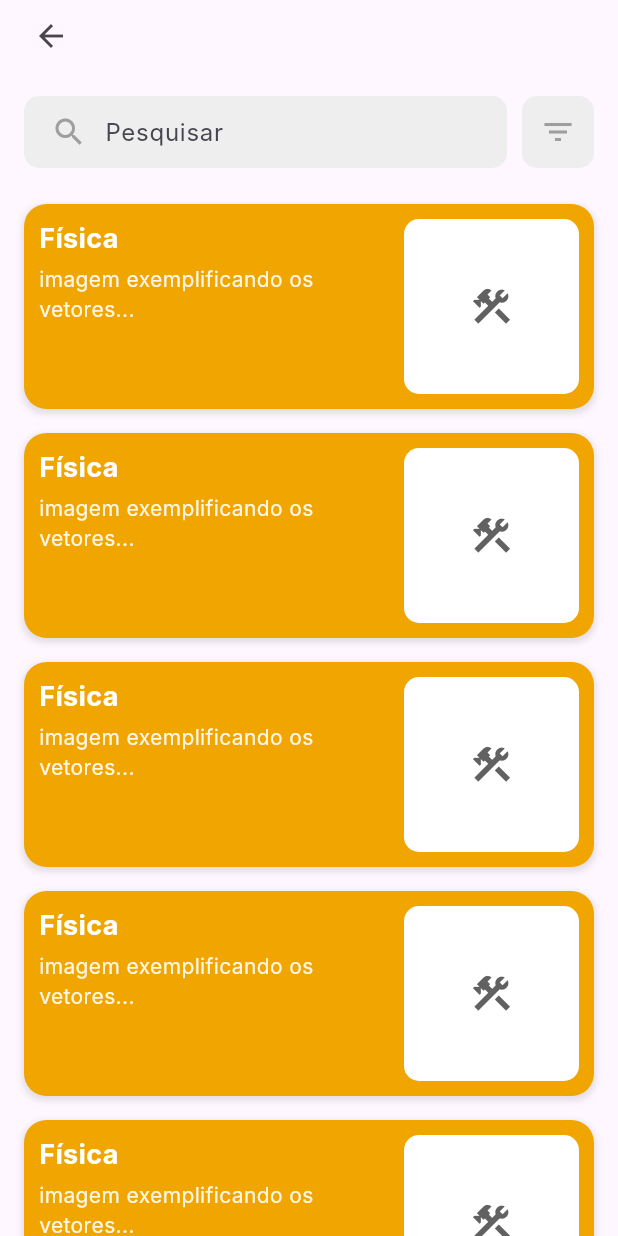
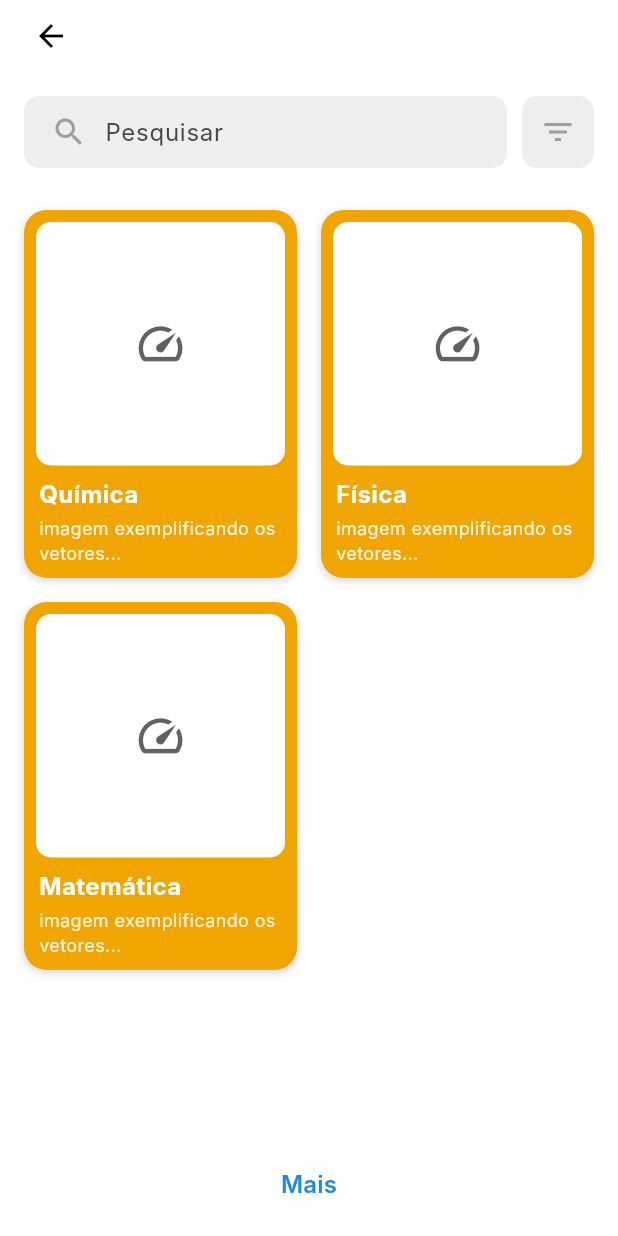
Before and after one commit to tokujiTO/PII4S_images_generator, a Flutter app: the HistoryPage screen opened by its route, on a phone screen of 412 x 824 dp. Run offline on Flutter 3.47's test engine with Material 3 defaults, Android fonts, the phone set to English and light mode, and no system bars; our stand-ins replace device_preview, flutter_screenutil; Roboto replaces fonts that are missing (Inter).

Commit message:
feat: History container change

```diff
--- a/lib/app/pages/history_page_view.dart
+++ b/lib/app/pages/history_page_view.dart
@@ -1,22 +1,3 @@
-// import 'package:flutter/material.dart';
-
-// class HistoryPage extends StatefulWidget {
-//   const HistoryPage({super.key});
-
-//   @override
-//   State<HistoryPage> createState() => _HistoryPageState();
-// }
-
-// class _HistoryPageState extends State<HistoryPage> {
-//   @override
-//   Widget build(BuildContext context) {
-//     return Scaffold(
-//       appBar: AppBar(title: const Text('History Page')),
-//       body: const Center(child: Text('Welcome to the History Page!')),
-//     );
-//   }
-// }
-
 import 'package:flutter/material.dart';
 
 class HistoryPage extends StatefulWidget {
@@ -27,27 +8,29 @@ class HistoryPage extends StatefulWidget {
 }
 
 class _HistoryPageState extends State<HistoryPage> {
-  // Dados de exemplo para popular a lista
-  final List<String> _subjects = List.generate(
-      6, (index) => 'Física'); // 6 itens para replicar a primeira imagem
+  final List<String> _subjects = [
+    'Química', 'Física', 'Matemática',
+  ];
+  // modal de filtro
+  String? _selectedSubject = 'Química';
+  String? _selectedType = 'Realismo';
 
-  // Cor personalizada para o fundo laranja/âmbar (baseado na imagem)
+  // Cores
   static const Color _cardBackgroundColor = Color(0xFFF0A500);
+  static const Color _headerColor = Color(0xFF4DB6AC);
 
-  // Widget reutilizável para o item de conteúdo (o card laranja)
+  //widgte card
   Widget _buildContentCard({
     required String subject,
     required String description,
   }) {
-    return Padding(
-      padding: const EdgeInsets.symmetric(horizontal: 16.0, vertical: 8.0),
-      child: Container(
-        // O Container principal é o card laranja/âmbar
+    return Container(
+      margin: const EdgeInsets.all(4.0),
       decoration: BoxDecoration(
         color: _cardBackgroundColor,
-          borderRadius: BorderRadius.circular(15.0), // Cantos arredondados
+        borderRadius: BorderRadius.circular(15.0),
+
         boxShadow: [
-            // Sombra sutil para dar profundidade, opcional
           BoxShadow(
             color: Colors.black.withOpacity(0.1),
             spreadRadius: 1,
@@ -56,72 +39,202 @@ class _HistoryPageState extends State<HistoryPage> {
           ),
         ],
       ),
-        child: Padding(
-          padding: const EdgeInsets.all(10.0), // Espaçamento interno do card
-          child: Row(
-            crossAxisAlignment: CrossAxisAlignment.start,
-            children: [
-              // Coluna para o texto (Física + descrição)
-              Expanded(
-                flex: 2,
       child: Column(
         crossAxisAlignment: CrossAxisAlignment.start,
         children: [
-                    Text(
-                      subject,
-                      style: const TextStyle(
-                        color: Colors.white,
-                        fontSize: 18,
-                        fontWeight: FontWeight.bold,
-                      ),
-                    ),
-                    const SizedBox(height: 4),
-                    Text(
-                      description,
-                      style: TextStyle(
-                        color: Colors.white.withOpacity(0.9),
-                        fontSize: 14,
-                      ),
-                      maxLines: 2,
-                      overflow: TextOverflow.ellipsis,
-                    ),
-                  ],
-                ),
-              ),
-              const SizedBox(width: 10),
-
-              // O Container branco com a 'imagem' do vetor
+          // Área da Imagem Branca
           Expanded(
-                flex: 1,
+            child: Padding(
+              padding: const EdgeInsets.all(8.0),
               child: Container(
-                  padding: const EdgeInsets.all(5.0),
+                width: double.infinity,
                 decoration: BoxDecoration(
                   color: Colors.white, // Fundo branco
-                    borderRadius: BorderRadius.circular(10.0), // Cantos arredondados
+                  borderRadius: BorderRadius.circular(10.0),
                 ),
-                  // Placeholder para a imagem, usando um ícone simples para simular o desenho
-                  child: AspectRatio(
-                    aspectRatio: 1.0, // Para manter o card da imagem quadrado
                 child: Center(
-                      // Este é um placeholder do diagrama vetorial
-                      // Na aplicação real, você usaria um Image.asset ou outro widget de imagem aqui
+                  // Placeholder para a imagem/diagrama de vetores
                   child: Icon(
-                        Icons.construction, // Exemplo de Ícone que remete a um diagrama
+                    Icons.speed,
                     color: Colors.grey[700],
-                        size: 30,
+                    size: 35, // Tamanho menor para caber no grid
                   ),
                 ),
               ),
             ),
           ),
+
+          // Texto card
+          Padding(
+            padding: const EdgeInsets.symmetric(horizontal: 10.0),
+            child: Text(
+              subject,
+              style: const TextStyle(
+                color: Colors.white,
+                fontSize: 16,
+                fontWeight: FontWeight.bold,
+              ),
+              maxLines: 1,
+              overflow: TextOverflow.ellipsis,
+            ),
+          ),
+          const SizedBox(height: 2),
+
+
+          Padding(
+            padding: const EdgeInsets.fromLTRB(10.0, 0, 10.0, 8.0),
+            child: Text(
+              description,
+              style: TextStyle(
+                color: Colors.white.withOpacity(0.9),
+                fontSize: 12,
+              ),
+              maxLines: 2,
+              overflow: TextOverflow.ellipsis,
+            ),
+          ),
+        ],
+      ),
+    );
+  }
+
+  // WIDGETS
+  void _showFilterModal(BuildContext context) {
+    showModalBottomSheet(
+      context: context,
+      builder: (BuildContext context) {
+        return StatefulBuilder(
+          builder: (BuildContext context, StateSetter setModalState) {
+            return _buildFilterContent(context, setModalState);
+          },
+        );
+      },
+      isScrollControlled: true,
+      backgroundColor: Colors.transparent,
+    );
+  }
+
+  Widget _buildFilterContent(BuildContext context, StateSetter setModalState) {
+    final List<String> subjects = [ 'Física', 'Química', 'Matemática'];
+    final List<String> imageTypes = ['Realismo', 'Arte de rua', 'Psicodélico', 'Desenho animado'];
+
+    return Container(
+      height: MediaQuery.of(context).size.height * 0.7,
+      decoration: const BoxDecoration(
+        color: Colors.white,
+        borderRadius: BorderRadius.only(
+          topLeft: Radius.circular(25.0),
+          topRight: Radius.circular(25.0),
+        ),
+      ),
+      child: Column(
+        children: [
+          // Cabeçalho
+          Container(
+            padding: const EdgeInsets.only(top: 10, bottom: 10, left: 10),
+            decoration: const BoxDecoration(
+              color: _headerColor,
+              borderRadius: BorderRadius.only(
+                topLeft: Radius.circular(25.0),
+                topRight: Radius.circular(25.0),
+              ),
+            ),
+            child: Row(
+              children: [
+                IconButton(
+                  icon: const Icon(Icons.arrow_back_ios, color: Colors.white),
+                  onPressed: () => Navigator.pop(context),
+                ),
+                const Spacer(),
+              ],
+            ),
+          ),
+          // Conteúdo do Filtro
+          Expanded(
+            child: Padding(
+              padding: const EdgeInsets.all(16.0),
+              child: Column(
+                crossAxisAlignment: CrossAxisAlignment.start,
+                children: [
+                  Container(
+                    padding: const EdgeInsets.symmetric(horizontal: 12, vertical: 4),
+                    decoration: BoxDecoration(
+                      color: Colors.grey[300],
+                      borderRadius: BorderRadius.circular(10),
+                    ),
+                    child: DropdownButtonHideUnderline(
+                      child: DropdownButton<String>(
+                        isExpanded: true,
+                        value: _selectedSubject,
+                        icon: const Icon(Icons.arrow_drop_down, color: Colors.black),
+                        elevation: 16,
+                        style: const TextStyle(color: Colors.black, fontSize: 16),
+                        hint: const Text('Selecione a matéria'),
+                        onChanged: (String? newValue) {
+                          setModalState(() { _selectedSubject = newValue; });
+                        },
+                        items: subjects.map<DropdownMenuItem<String>>((String value) {
+                          return DropdownMenuItem<String>(value: value, child: Text(value));
+                        }).toList(),
+                      ),
+                    ),
+                  ),
+                  if (_selectedSubject != null)
+                  Padding(
+                    padding: const EdgeInsets.only(top: 8.0),
+                    child: Container(
+                      padding: const EdgeInsets.symmetric(horizontal: 16, vertical: 10),
+                      decoration: BoxDecoration(
+                        color: Colors.grey[600],
+                        borderRadius: BorderRadius.circular(10),
+                      ),
+                      child: Text(_selectedSubject!, style: const TextStyle(color: Colors.white, fontSize: 16)),
+                    ),
+                  ),
+                  const SizedBox(height: 20),
+                  const Text('Tipo de imagem', style: TextStyle(fontSize: 18, fontWeight: FontWeight.bold, color: Colors.black87)),
+                  const SizedBox(height: 10),
+                  ...imageTypes.map((type) => Padding(
+                        padding: const EdgeInsets.only(bottom: 8.0),
+                        child: _buildFilterButton(
+                          text: type,
+                          isSelected: type == _selectedType,
+                          onPressed: () { setModalState(() { _selectedType = type; }); },
+                        ),
+                      )).toList(),
+                  const Spacer(),
+                  Row(
+                    mainAxisAlignment: MainAxisAlignment.end,
+                    children: [
+                      _buildActionButton(
+                        text: 'Cancelar', color: Colors.pink[400]!, textColor: Colors.white,
+                        onPressed: () => Navigator.pop(context),
+                      ),
+                      const SizedBox(width: 10),
+                      _buildActionButton(
+                        text: 'Aplicar', color: Colors.grey[300]!, textColor: Colors.black,
+                        onPressed: () { Navigator.pop(context); },
+                      ),
+                    ],
+                  ),
                 ],
               ),
             ),
           ),
+        ],
+      ),
     );
   }
 
-  // --- Função para o Topo (Busca e Filtro) ---
+  Widget _buildFilterButton({required String text, required bool isSelected, required VoidCallback onPressed,}) {
+    return SizedBox(width: double.infinity, child: TextButton(onPressed: onPressed, style: TextButton.styleFrom(backgroundColor: isSelected ? Colors.grey[600] : Colors.grey[300], padding: const EdgeInsets.symmetric(vertical: 15), shape: RoundedRectangleBorder(borderRadius: BorderRadius.circular(10))), child: Text(text, style: TextStyle(color: isSelected ? Colors.white : Colors.black87, fontSize: 16))));
+  }
+
+  Widget _buildActionButton({required String text, required Color color, required Color textColor, required VoidCallback onPressed,}) {
+    return Expanded(child: TextButton(onPressed: onPressed, style: TextButton.styleFrom(backgroundColor: color, padding: const EdgeInsets.symmetric(vertical: 15), shape: RoundedRectangleBorder(borderRadius: BorderRadius.circular(10))), child: Text(text, style: TextStyle(color: textColor, fontSize: 16, fontWeight: FontWeight.bold))));
+  }
+
+  // barra de pesquisa
   Widget _buildSearchBar() {
     return Padding(
       padding: const EdgeInsets.all(16.0),
@@ -130,86 +243,54 @@ class _HistoryPageState extends State<HistoryPage> {
           Expanded(
             child: Container(
               padding: const EdgeInsets.symmetric(horizontal: 10.0),
-              decoration: BoxDecoration(
-                color: Colors.grey[200],
-                borderRadius: BorderRadius.circular(10.0),
-              ),
-              child: const TextField(
-                decoration: InputDecoration(
-                  hintText: 'Pesquisar',
-                  border: InputBorder.none,
-                  prefixIcon: Icon(Icons.search, color: Colors.grey),
-                  prefixIconConstraints: BoxConstraints(minWidth: 40),
-                ),
-              ),
+              decoration: BoxDecoration(color: Colors.grey[200], borderRadius: BorderRadius.circular(10.0)),
+              child: const TextField(decoration: InputDecoration(hintText: 'Pesquisar', border: InputBorder.none, prefixIcon: Icon(Icons.search, color: Colors.grey), prefixIconConstraints: BoxConstraints(minWidth: 40))),
             ),
           ),
           const SizedBox(width: 10),
           Container(
-            height: 48, // Ajuste a altura para corresponder ao TextField
-            width: 48,
-            decoration: BoxDecoration(
-              color: Colors.grey[200],
-              borderRadius: BorderRadius.circular(10.0),
-            ),
-            child: const Icon(Icons.filter_list, color: Colors.grey),
+            height: 48, width: 48,
+            decoration: BoxDecoration(color: Colors.grey[200], borderRadius: BorderRadius.circular(10.0)),
+            child: IconButton(icon: const Icon(Icons.filter_list, color: Colors.grey), onPressed: () { _showFilterModal(context); }),
           ),
         ],
       ),
     );
   }
 
+
   @override
   Widget build(BuildContext context) {
     return Scaffold(
-      // Removendo o AppBar padrão e usando um Column com o topo personalizado
+      backgroundColor: Colors.white,
       body: Column(
         children: [
-          // Área superior (Seta de voltar, Busca e Filtro)
-          // Adicionar o espaço da barra de status
+          // Seta de voltar
           Padding(
             padding: EdgeInsets.only(top: MediaQuery.of(context).padding.top, left: 10, right: 10),
             child: Row(
               children: [
-                IconButton(
-                  icon: const Icon(Icons.arrow_back),
-                  onPressed: () {
-                    // Implementar a navegação de volta
-                    Navigator.pop(context);
-                  },
-                ),
-                // O resto da área de busca será construído separadamente
+                IconButton(icon: const Icon(Icons.arrow_back, color: Colors.black), onPressed: () { if (Navigator.canPop(context)) { Navigator.pop(context); } }),
               ],
             ),
           ),
 
           _buildSearchBar(),
 
-          // --- Lista de Conteúdo ---
+          //container em colunas
           Expanded(
-            child: ListView.builder(
-              itemCount: _subjects.length + 1, // +1 para o botão "Mais"
+            child: Padding(
+              padding: const EdgeInsets.symmetric(horizontal: 12.0),
+              child: GridView.builder(
+                padding: const EdgeInsets.only(top: 8.0, bottom: 20.0),
+                itemCount: _subjects.length, // Não incluímos o "Mais" no GridView
+                gridDelegate: const SliverGridDelegateWithFixedCrossAxisCount(
+                  crossAxisCount: 2, // 2 colunas
+                  crossAxisSpacing: 8.0, // Espaçamento horizontal
+                  mainAxisSpacing: 8.0, // Espaçamento vertical
+                  childAspectRatio: 0.75, // Proporção Altura/Largura (ajuste para o visual do seu card)
+                ),
                 itemBuilder: (context, index) {
-                if (index == _subjects.length) {
-                  // Último item: O botão "Mais"
-                  return Center(
-                    child: TextButton(
-                      onPressed: () {
-                        // Ação para carregar mais itens
-                      },
-                      child: const Text(
-                        'Mais',
-                        style: TextStyle(
-                          color: Colors.blue,
-                          fontSize: 16,
-                          fontWeight: FontWeight.w600,
-                        ),
-                      ),
-                    ),
-                  );
-                }
-
-                // Item da lista (Card Laranja)
                   return _buildContentCard(
                     subject: _subjects[index],
                     description: 'imagem exemplificando os vetores...',
@@ -217,6 +298,25 @@ class _HistoryPageState extends State<HistoryPage> {
                 },
               ),
             ),
+          ),
+
+          // botão "Mais"
+          Center(
+            child: Padding(
+              padding: const EdgeInsets.only(bottom: 10.0),
+              child: TextButton(
+                onPressed: () {},
+                child: const Text(
+                  'Mais',
+                  style: TextStyle(
+                    color: Color(0xFF1E88E5),
+                    fontSize: 16,
+                    fontWeight: FontWeight.w600,
+                  ),
+                ),
+              ),
+            ),
+          ),
         ],
       ),
     );
```
Lines whose indentation alone changed are shown as unchanged.
